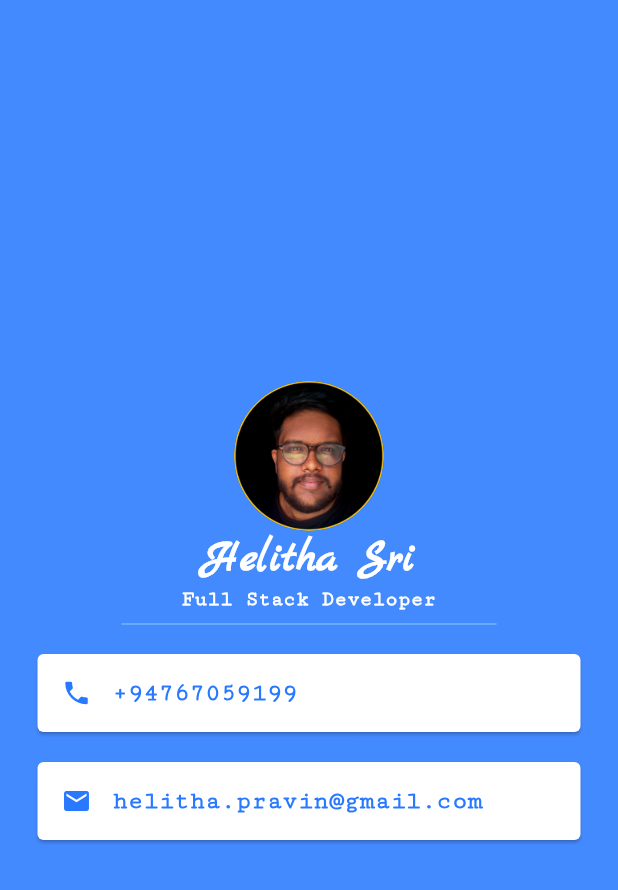
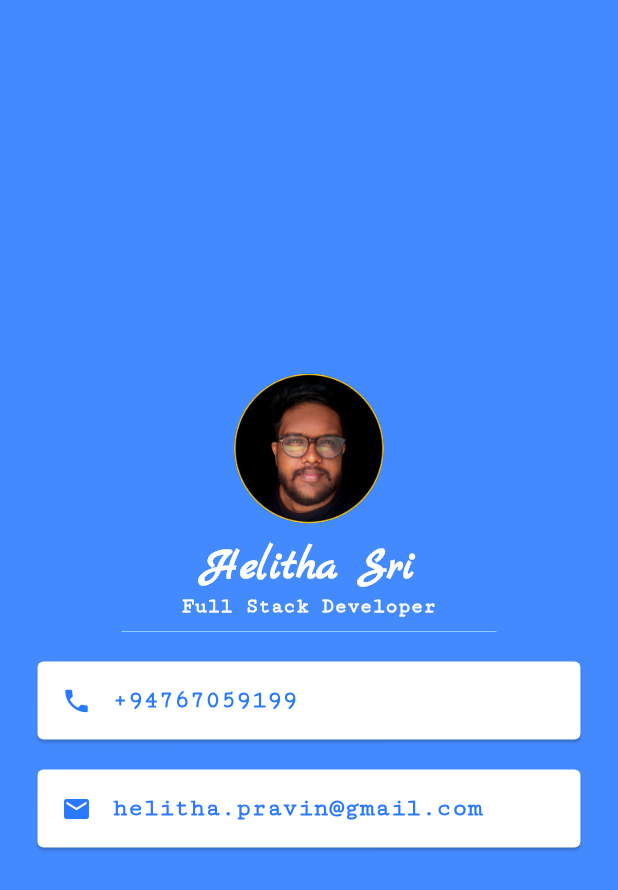
Before and after one commit to HelithaSri/Contact-Card-APP, a Flutter app: the screen it shows after launch, on a phone screen of 412 x 824 dp. Shown: the top 890 px of the screen. Run offline on Flutter 3.47's test engine with Material 2 defaults, Android fonts, the phone set to English and light mode, and no system bars.

Commit message:
Added space between avatar and name

```diff
--- a/lib/main.dart
+++ b/lib/main.dart
@@ -1,3 +1,5 @@
+// ignore_for_file: prefer_const_constructors
+
 import 'dart:ui';
 
 import 'package:flutter/material.dart';
@@ -22,6 +24,9 @@ class MyApp extends StatelessWidget {
             CircleAvatar(
               radius: 50.0,
               backgroundImage: AssetImage("assets/images/dp.png"),
+            ),
+            SizedBox(
+              height: 10.0,
             ),
             Text(
               "Helitha Sri",
```
